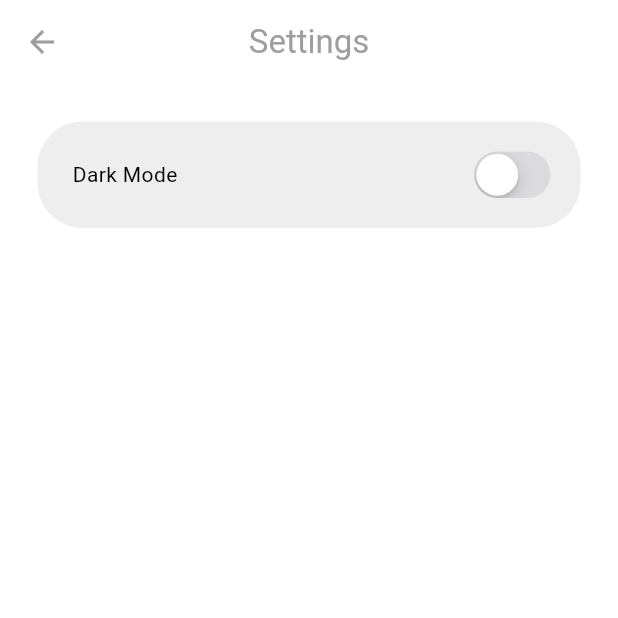
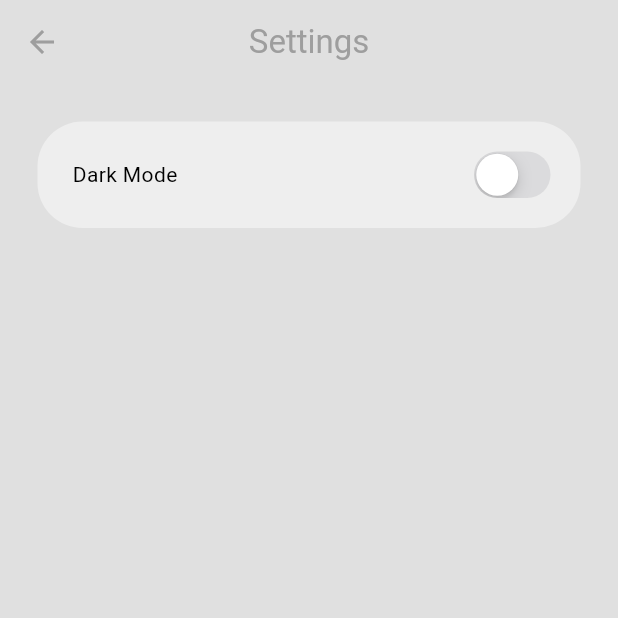
Before and after one commit to Darrylwin/minimal_chat, a Flutter app: the screen it shows once a user with an empty profile is signed in, in the side drawer, after a tap on "S E T T I N G S", on a phone screen of 412 x 824 dp, the top half of it. Run offline on Flutter 3.47's test engine with Material 3 defaults, Android fonts, the phone set to English and light mode, and no system bars; our stand-ins replace cloud_firestore, firebase_auth, firebase_core; accounts and stored records are empty; network calls fail.

Commit message:
fixing bugs

```diff
--- a/lib/components/my_textfield.dart
+++ b/lib/components/my_textfield.dart
@@ -4,14 +4,14 @@ class MyTextField extends StatelessWidget {
   final TextEditingController controller;
   final bool obscureText;
   final String hintText;
-  final FocusNode focusNode;
+  // final FocusNode focusNode;
 
   const MyTextField({
     super.key,
     required this.hintText,
     required this.obscureText,
     required this.controller,
-    required this.focusNode,
+    // required this.focusNode,
   });
 
   @override
@@ -23,7 +23,7 @@ class MyTextField extends StatelessWidget {
       child: TextField(
         obscureText: obscureText,
         controller: controller,
-        focusNode: focusNode,
+        // focusNode: focusNode,
         decoration: InputDecoration(
           enabledBorder: OutlineInputBorder(
             borderRadius: BorderRadius.circular(5),
--- a/lib/components/user_tile.dart
+++ b/lib/components/user_tile.dart
@@ -16,7 +16,7 @@ class UserTile extends StatelessWidget {
           borderRadius: BorderRadius.circular(12),
         ),
         margin: const EdgeInsets.symmetric(vertical: 5, horizontal: 25),
-        padding: EdgeInsets.all(20),
+        padding: const EdgeInsets.all(20),
         child: Row(
           children: [
             // Icon
--- a/lib/main.dart
+++ b/lib/main.dart
@@ -2,7 +2,6 @@ import 'package:firebase_core/firebase_core.dart';
 import 'package:flutter/material.dart';
 import 'package:minimal_chat/firebase_options.dart';
 import 'package:minimal_chat/services/auth/auth_gate.dart';
-import 'package:minimal_chat/themes/light_mode.dart';
 import 'package:minimal_chat/themes/theme_provider.dart';
 import 'package:provider/provider.dart';
 
--- a/lib/pages/home_page.dart
+++ b/lib/pages/home_page.dart
@@ -21,7 +21,7 @@ class HomePage extends StatelessWidget {
   @override
   Widget build(BuildContext context) {
     return Scaffold(
-      backgroundColor: Theme.of(context).colorScheme.background,
+      backgroundColor: Theme.of(context).colorScheme.surface,
       appBar: AppBar(
         title: const Text(
           "Home",
--- a/lib/pages/setings_page.dart
+++ b/lib/pages/setings_page.dart
@@ -9,7 +9,7 @@ class SettingsPage extends StatelessWidget {
   @override
   Widget build(BuildContext context) {
     return Scaffold(
-      backgroundColor: Theme.of(context).colorScheme.background,
+      backgroundColor: Theme.of(context).colorScheme.surface,
       appBar: AppBar(
         title: const Text(
           "Settings",
@@ -26,13 +26,13 @@ class SettingsPage extends StatelessWidget {
             30,
           ),
         ),
-        margin: EdgeInsets.all(25),
-        padding: EdgeInsets.all(16),
+        margin: const EdgeInsets.all(25),
+        padding: const EdgeInsets.all(16),
         child: Row(
           mainAxisAlignment: MainAxisAlignment.spaceBetween,
           children: [
             // dark mode
-            Text('  Dark Mode'),
+            const Text('  Dark Mode'),
 
             // switch toggle
             CupertinoSwitch(
```
Also changed, not shown: lib/pages/chat_page.dart (+12 -6 lines).
